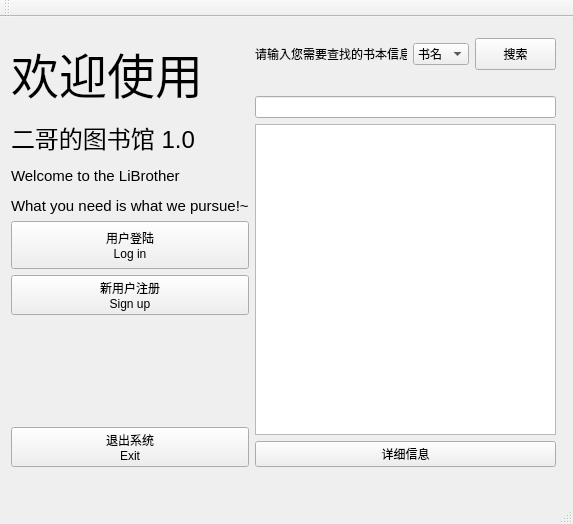
First picture: the form in LiBrother/LiBrotherClient/mainwindow.ui, repository sxtyzhangzk/LiBrother, before the edit.
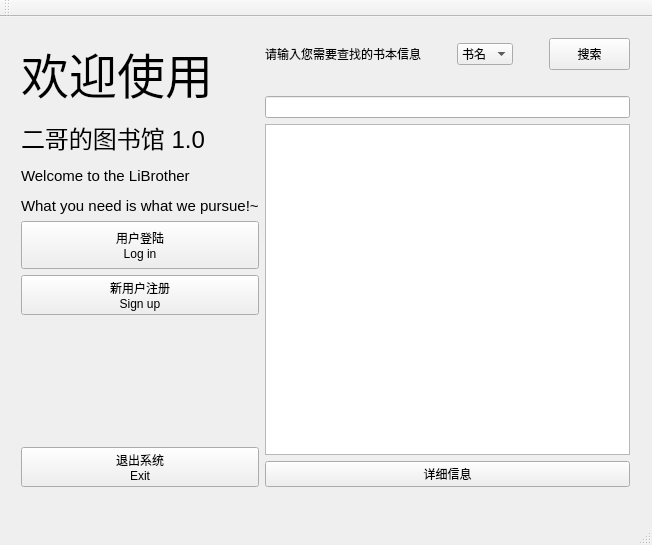
Second picture: the form after the edit.

The edit to the form file:
```diff
--- a/LiBrother/LiBrotherClient/mainwindow.ui
+++ b/LiBrother/LiBrotherClient/mainwindow.ui
@@ -6,8 +6,8 @@
    <rect>
     <x>0</x>
     <y>0</y>
-    <width>573</width>
-    <height>524</height>
+    <width>652</width>
+    <height>545</height>
    </rect>
   </property>
   <property name="windowTitle">
@@ -17,10 +17,10 @@
    <widget class="QWidget" name="layoutWidget">
     <property name="geometry">
      <rect>
-      <x>0</x>
+      <x>10</x>
       <y>10</y>
-      <width>567</width>
-      <height>451</height>
+      <width>631</width>
+      <height>471</height>
      </rect>
     </property>
     <layout class="QHBoxLayout" name="horizontalLayout_2">
@@ -113,6 +113,19 @@
              </property>
             </widget>
            </item>
+           <item>
+            <spacer name="horizontalSpacer_2">
+             <property name="orientation">
+              <enum>Qt::Horizontal</enum>
+             </property>
+             <property name="sizeHint" stdset="0">
+              <size>
+               <width>40</width>
+               <height>20</height>
+              </size>
+             </property>
+            </spacer>
+           </item>
            <item>
             <widget class="QComboBox" name="comboBox">
              <item>
@@ -127,6 +140,19 @@
              </item>
             </widget>
            </item>
+           <item>
+            <spacer name="horizontalSpacer_3">
+             <property name="orientation">
+              <enum>Qt::Horizontal</enum>
+             </property>
+             <property name="sizeHint" stdset="0">
+              <size>
+               <width>40</width>
+               <height>20</height>
+              </size>
+             </property>
+            </spacer>
+           </item>
            <item>
             <widget class="QPushButton" name="pushButton_4">
              <property name="minimumSize">
```
Left out of the diff: 2 changed lines with no effect on the pictures.
